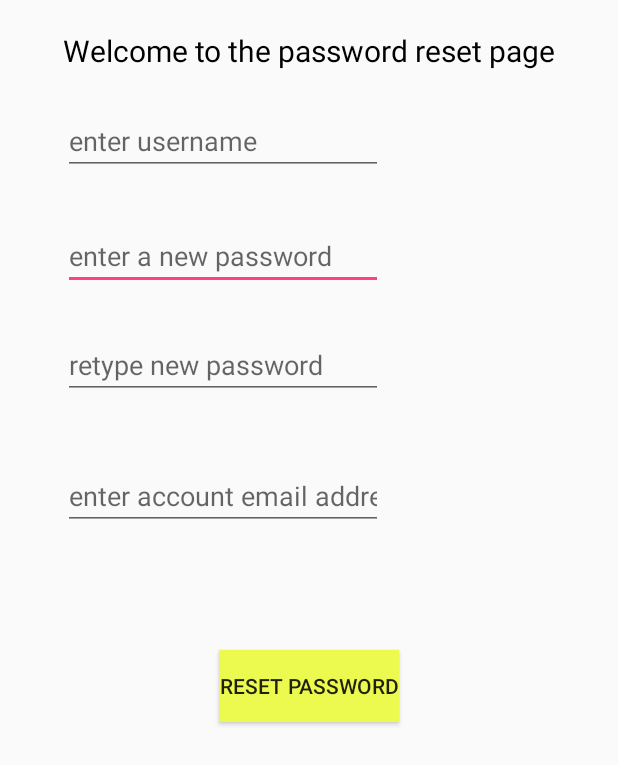
After one commit to SreehariRamMohan/HsHacksStutterly, an Android app: the ForgotPassword screen opened directly, with no data from a screen before it, on a phone screen of 412 x 824 dp. The commit adds this screen. Shown: the top 765 px of the screen. Run offline under Robolectric (Android 15) with nearby library versions, the phone set to English and light mode, and no system bars.

Commit message:
followed material spec guidlines. Added backgrounds on the login and signup activities. Finished the forgot password activity.

```diff
--- a/app/src/main/AndroidManifest.xml
+++ b/app/src/main/AndroidManifest.xml
@@ -1,6 +1,8 @@
 <?xml version="1.0" encoding="utf-8"?>
 <manifest xmlns:android="http://schemas.android.com/apk/res/android"
     package="com.example.hshacksstutterly.hshacksstutterly">
+
+    <uses-permission android:name="android.permission.INTERNET" />
     <uses-permission android:name="android.permission.INTERNET" />
 
     <application
@@ -24,10 +26,8 @@
             android:label="@string/title_activity_home_screen" />
         <activity android:name=".SpeechActivity" />
         <activity android:name=".Goals" />
-        <activity android:name=".Summary"></activity>
+        <activity android:name=".Summary" />
+        <activity android:name=".ForgotPassword"></activity>
     </application>
 
-    <uses-permission android:name="android.permission.INTERNET" />
-
-
 </manifest>
--- /dev/null
+++ b/app/src/main/java/com/example/hshacksstutterly/hshacksstutterly/ForgotPassword.java
@@ -0,0 +1,13 @@
+package com.example.hshacksstutterly.hshacksstutterly;
+
+import android.support.v7.app.AppCompatActivity;
+import android.os.Bundle;
+
+public class ForgotPassword extends AppCompatActivity {
+
+    @Override
+    protected void onCreate(Bundle savedInstanceState) {
+        super.onCreate(savedInstanceState);
+        setContentView(R.layout.activity_forgot_password);
+    }
+}
--- a/app/src/main/java/com/example/hshacksstutterly/hshacksstutterly/MainActivity.java
+++ b/app/src/main/java/com/example/hshacksstutterly/hshacksstutterly/MainActivity.java
@@ -44,6 +44,15 @@ public class MainActivity extends AppCompatActivity {
             }
         });
 
+        forgot.setOnClickListener(new View.OnClickListener() {
+            @Override
+            public void onClick(View v) {
+                startActivity(new Intent(getApplicationContext(), ForgotPassword.class));
+            }
+        });
+
+
+
 
 
     }
--- /dev/null
+++ b/app/src/main/res/layout/activity_forgot_password.xml
@@ -0,0 +1,80 @@
+<?xml version="1.0" encoding="utf-8"?>
+<RelativeLayout xmlns:android="http://schemas.android.com/apk/res/android"
+    xmlns:app="http://schemas.android.com/apk/res-auto"
+    xmlns:tools="http://schemas.android.com/tools"
+    android:layout_width="match_parent"
+    android:layout_height="match_parent"
+    tools:context="com.example.hshacksstutterly.hshacksstutterly.ForgotPassword">
+
+    <TextView
+        android:id="@+id/textView7"
+        android:layout_width="wrap_content"
+        android:layout_height="wrap_content"
+        android:textColor="@android:color/black"
+        android:text="Welcome to the password reset page"
+        android:textColorLink="@color/common_google_signin_btn_text_light_pressed"
+        tools:layout_editor_absoluteX="76dp"
+        tools:layout_editor_absoluteY="16dp"
+        android:layout_marginTop="20dp"
+        android:textSize="20dp"
+        android:layout_alignParentTop="true"
+        android:layout_centerHorizontal="true" />
+
+    <EditText
+        android:id="@+id/newPassword"
+        android:layout_width="wrap_content"
+        android:layout_height="wrap_content"
+        android:layout_marginTop="31dp"
+        android:ems="10"
+        android:hint="enter a new password"
+        android:inputType="textPassword"
+        android:layout_below="@+id/editText3"
+        android:layout_alignLeft="@+id/textView7"
+        android:layout_alignStart="@+id/textView7" />
+
+    <EditText
+        android:id="@+id/editText2"
+        android:layout_width="wrap_content"
+        android:layout_height="wrap_content"
+        android:layout_marginTop="27dp"
+        android:ems="10"
+        android:hint="retype new password"
+        android:inputType="textPassword"
+        android:layout_below="@+id/newPassword"
+        android:layout_alignLeft="@+id/newPassword"
+        android:layout_alignStart="@+id/newPassword" />
+
+    <EditText
+        android:id="@+id/editText3"
+        android:layout_width="wrap_content"
+        android:layout_height="wrap_content"
+        android:layout_alignEnd="@+id/newPassword"
+        android:layout_alignRight="@+id/newPassword"
+        android:layout_below="@+id/textView7"
+        android:layout_marginTop="24dp"
+        android:ems="10"
+        android:hint="enter username"
+        android:inputType="textPersonName" />
+
+    <EditText
+        android:id="@+id/editText4"
+        android:layout_width="wrap_content"
+        android:layout_height="wrap_content"
+        android:layout_alignEnd="@+id/editText2"
+        android:layout_alignRight="@+id/editText2"
+        android:layout_below="@+id/editText2"
+        android:layout_marginTop="42dp"
+        android:ems="10"
+        android:hint="enter account email address"
+        android:inputType="textEmailAddress" />
+
+    <Button
+        android:id="@+id/button3"
+        android:layout_width="wrap_content"
+        android:layout_height="wrap_content"
+        android:background="#ECFA50"
+        android:layout_marginTop="80dp"
+        android:text="Reset Password"
+        android:layout_below="@+id/editText4"
+        android:layout_centerHorizontal="true" />
+</RelativeLayout>
--- a/app/src/main/res/layout/activity_login.xml
+++ b/app/src/main/res/layout/activity_login.xml
@@ -4,6 +4,7 @@
     xmlns:tools="http://schemas.android.com/tools"
     android:layout_width="match_parent"
     android:layout_height="match_parent"
+    android:background="@drawable/background1"
     tools:context="com.example.hshacksstutterly.hshacksstutterly.LoginActivity">
 
     <Button
--- a/app/src/main/res/layout/activity_signup.xml
+++ b/app/src/main/res/layout/activity_signup.xml
@@ -4,6 +4,7 @@
     xmlns:tools="http://schemas.android.com/tools"
     android:layout_width="match_parent"
     android:layout_height="match_parent"
+    android:background="@drawable/background2"
     tools:context="com.example.hshacksstutterly.hshacksstutterly.SignupActivity">
 
     <Button
--- a/app/src/main/res/layout/activity_speech.xml
+++ b/app/src/main/res/layout/activity_speech.xml
@@ -5,7 +5,8 @@
     android:layout_width="match_parent"
     android:layout_height="match_parent"
     android:orientation="vertical"
-    tools:context="com.example.hshacksstutterly.hshacksstutterly.SpeechActivity">
+    tools:context="com.example.hshacksstutterly.hshacksstutterly.SpeechActivity"
+    android:weightSum="1">
 
     <Button
         android:id="@+id/load"
@@ -15,7 +16,13 @@
         android:layout_alignLeft="@+id/start"
         android:layout_alignStart="@+id/start"
         android:layout_marginBottom="55dp"
-        android:text="Load" />
+        android:text="Load Sentence" />
+
+    <ProgressBar
+        android:id="@+id/progressBar"
+        style="?android:attr/progressBarStyle"
+        android:layout_width="match_parent"
+        android:layout_height="wrap_content" />
 
     <TextView
         android:id="@+id/textView"
```
Also changed, not shown: app/src/main/res/drawable/background1.jpg (added), app/src/main/res/drawable/background2.jpg (added), app/src/main/res/drawable/microphone.png (added).
